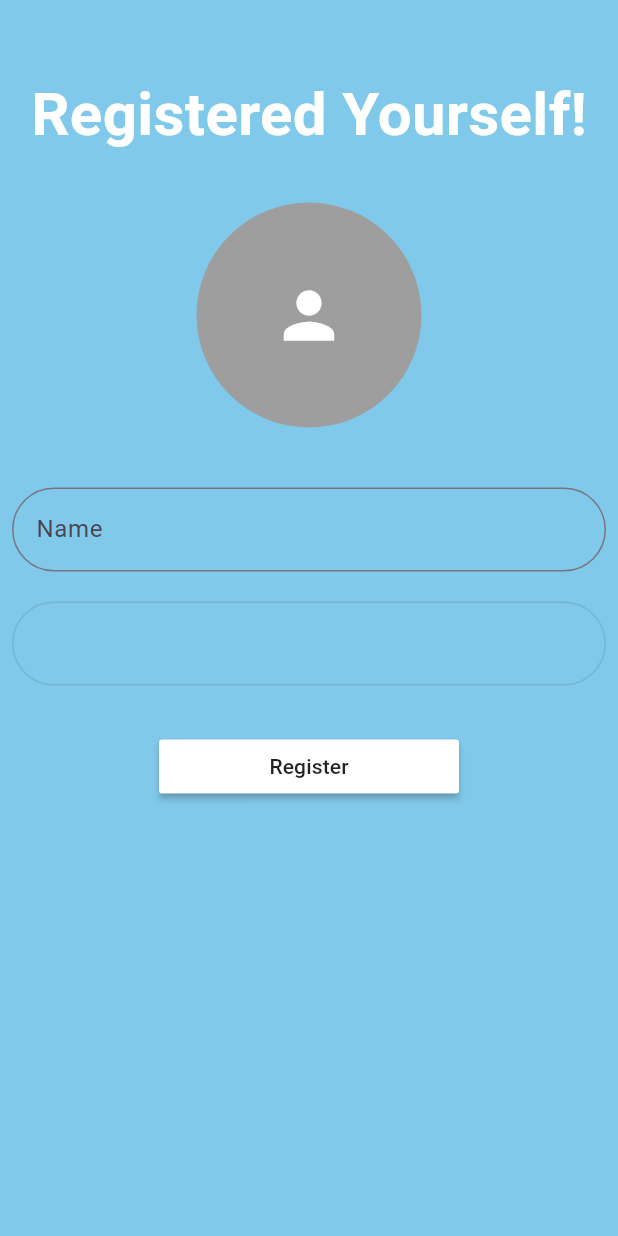
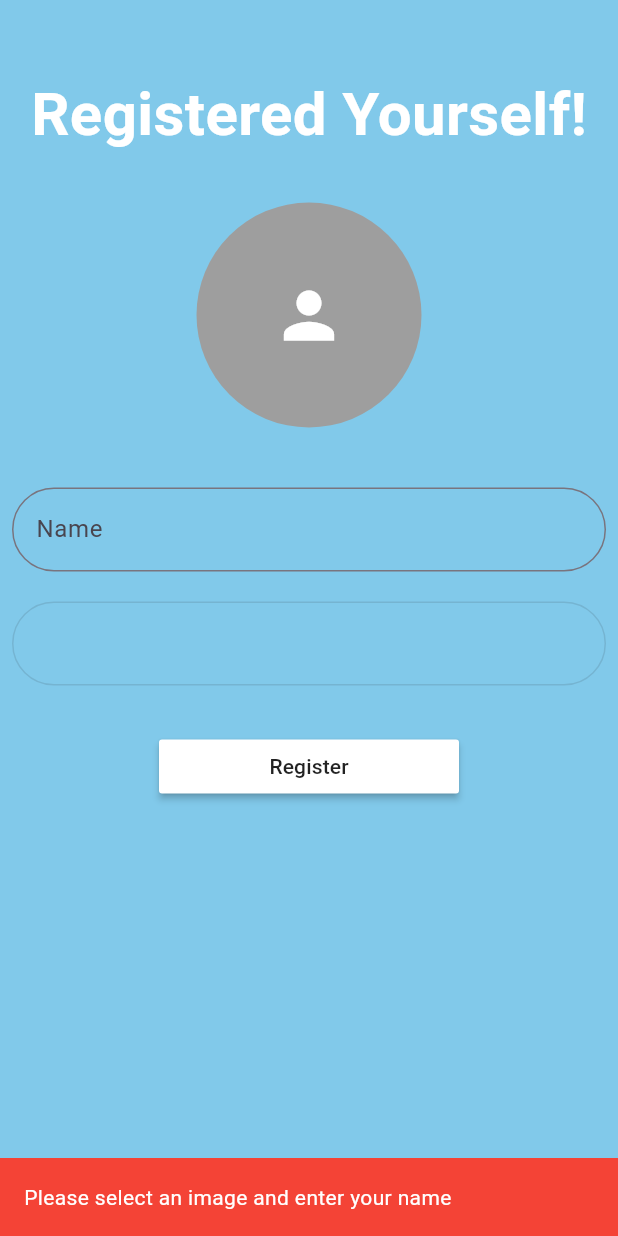
Before and after one commit to visheshasanadhya/chatfy_flutter_firebase_chat_application, a Flutter app: the Resgistrationform screen opened directly, after a tap on "Register", on a phone screen of 412 x 824 dp. Run offline on Flutter 3.47's test engine with Material 3 defaults, Android fonts, the light colour scheme and no system bars; our stand-ins replace cloud_firestore, dash_chat_2, firebase_auth, firebase_core, firebase_storage, get and 2 more; missing offline and left inert: zego_uikit_prebuilt_call; accounts and stored records are empty; network calls fail.

Commit message:
first commit

```diff
--- a/lib/pages/chat.dart
+++ b/lib/pages/chat.dart
@@ -1,5 +1,4 @@
 import 'dart:io';
-
 import 'package:cloud_firestore/cloud_firestore.dart';
 import 'package:firebase_auth/firebase_auth.dart';
 import 'package:flutter/material.dart';
--- a/lib/pages/registrationpage.dart
+++ b/lib/pages/registrationpage.dart
@@ -54,22 +54,33 @@ class _ResgistrationformState extends State<Resgistrationform> {
                   name: namecont.text,
                   pfpURL: download,
                   phonenumber: emailcont.text));
+          await _saveloginstate();
+          Get.off(() => const HomePage());
+          Get.showSnackbar(GetSnackBar(
+            backgroundColor: Colors.blue,
+            message: 'Successfully registered',
+            duration: Duration(seconds: 3),
+          ));
+        } else {
+          Get.showSnackbar(GetSnackBar(
+            backgroundColor: Colors.red,
+            message: 'Failed to upload image',
+            duration: Duration(seconds: 3),
+          ));
         }
-              await _saveloginstate();
-              Get.off(() =>const HomePage());
-              Get.showSnackbar(const GetSnackBar(
-                backgroundColor: Colors.blue,
-                titleText: Text('Successfully registered'),
-                duration: Duration(seconds: 3),
-              ));
-
       } catch (e) {
-        // Get.showSnackbar(const GetSnackBar(
-        //   backgroundColor: Colors.red,
-        //   titleText: Text('Select image and Enter Name'),
-        //   duration: Duration(seconds: 3),
-        // ));
+        Get.showSnackbar(GetSnackBar(
+          backgroundColor: Colors.red,
+          message: 'Error: ${e.toString()}',
+          duration: Duration(seconds: 3),
+        ));
       }
+    } else {
+      Get.showSnackbar(GetSnackBar(
+        backgroundColor: Colors.red,
+        message: 'Please select an image and enter your name',
+        duration: Duration(seconds: 3),
+      ));
     }
   }
 
--- a/pubspec.yaml
+++ b/pubspec.yaml
@@ -19,7 +19,7 @@ publish_to: 'none' # Remove this line if you wish to publish to pub.dev
 version: 1.0.0+1
 
 environment:
-  sdk: '>=3.4.0-282.3.beta <4.0.0'
+  sdk: '>=3.3.0 <4.0.0'
 
 # Dependencies specify other packages that your package needs in order to work.
 # To automatically upgrade your package dependencies to the latest versions
@@ -57,7 +57,7 @@ dev_dependencies:
   # activated in the `analysis_options.yaml` file located at the root of your
   # package. See that file for information about deactivating specific lint
   # rules and activating additional ones.
-  flutter_lints: ^4.0.0
+  flutter_lints: ^5.0.0
 
 # For information on the generic Dart part of this file, see the
 # following page: https://dart.dev/tools/pub/pubspec
```
Also changed, not shown: lib/main.dart (+6 -8 lines), lib/pages/homepage.dart (+58 -14 lines), lib/pages/userauth.dart (+60 -17 lines), pubspec.lock, 4 other files.
